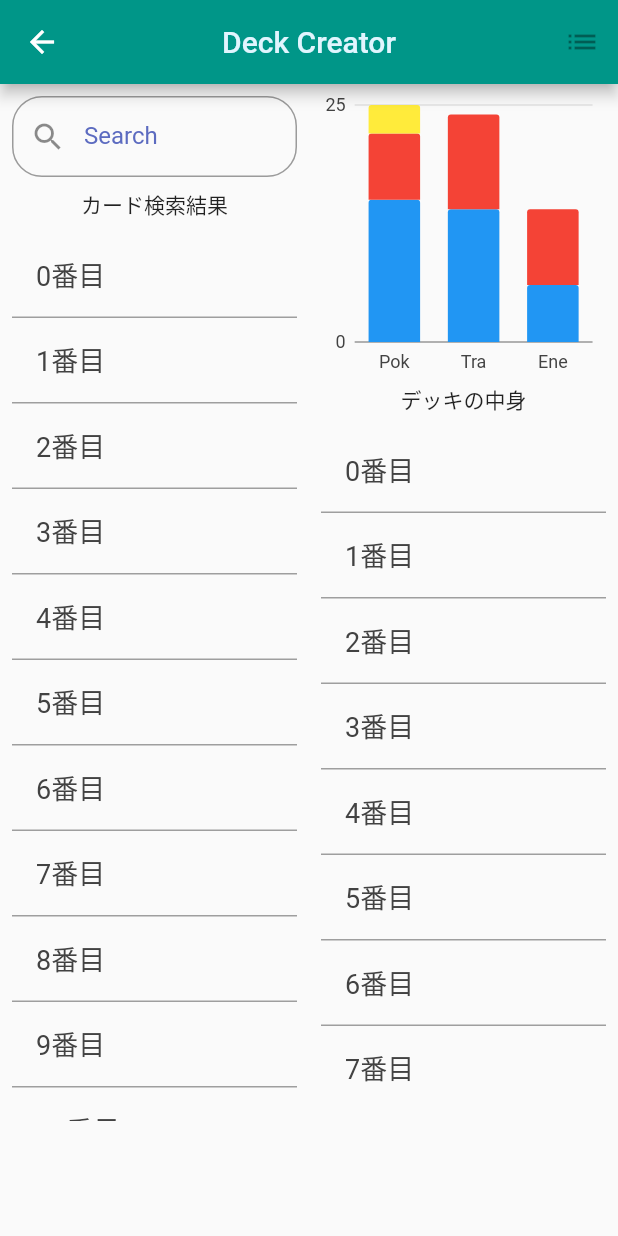
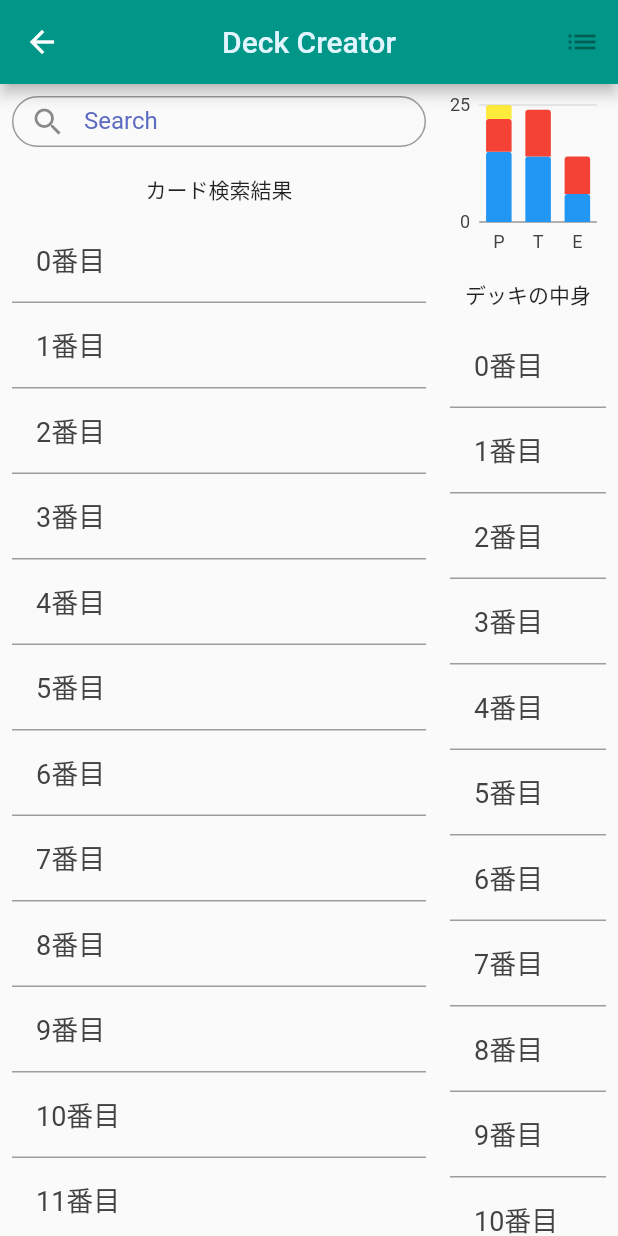
Before and after one commit to uewtwo/ptcgb_flutter, a Flutter app: the DeckCreator screen opened by its route, on a phone screen of 412 x 824 dp. Run offline on Flutter 3.47's test engine with Material 2 defaults, Android fonts, the phone set to English and light mode, and no system bars; our stand-ins replace charts_flutter, dio; generated files the repository leaves out were written again.

Commit message:
left, rightの領域修正

```diff
--- a/lib/screens/decks/deck_creator.dart
+++ b/lib/screens/decks/deck_creator.dart
@@ -12,17 +12,18 @@ class DeckCreatorState extends State<DeckCreator> {
   double customWidth;
   List deckElements; // デッキリストの元、オブジェクト化して画像とかを用意したい
 
+  final double deckContentWidth = 120.0;
+
   TextEditingController editingController = TextEditingController();
 
-  List<charts.Series> seriesList = _createSampleData();
-
-  // テストデータ
-  var listItem = ["o","t","h","o","t","h","o","t","h","o","t","h","o","t","h",];
+  List<charts.Series> seriesList;
 
   @override
   Widget build(BuildContext context) {
     screenWidth = MediaQuery.of(context).size.width;
     customWidth = screenWidth * 0.2;
+
+    seriesList = _createSampleData();
     // TODO: min, max 決めてRowに表示するカードの枚数を調整する
 
     return Scaffold(
@@ -38,49 +39,34 @@ class DeckCreatorState extends State<DeckCreator> {
             Expanded(child: Column(
               children: <Widget>[
                 _buildSearchingCard(context),
-                      Text('カード検索結果'),
+                Padding(
+                    padding: EdgeInsets.only(top: 10),
+                    child: Text('カード検索結果')),
                 Container(
-                          height: 600,
                     child: _buildDeckContents()
                 ),
-                    ],
-                  )
+              ])
             ),
-            Expanded(child: Column(
+            Container(
+              width: deckContentWidth,
+              child: Column(
                 children: <Widget>[
                   _buildDeckSummaryCharts(),
-                Text('デッキの中身'),
+                  Padding(
+                      padding: EdgeInsets.only(top: 10),
+                      child: Text('デッキの中身')),
                   Container(
-//                    width: 100,
-                    height: 450,
                       child: _buildDeckContents()
                   ),
-            ]))
               ])
-//      body: Row(
-//        children: <Widget>[
-//          Container(
-//            child: Expanded(child: Column(
-//              children: <Widget>[
-//                _buildSearchingCard(context),
-//              ],
-//            )),
-//          ),
-//          Column(
-////            mainAxisAlignment: MainAxisAlignment.spaceEvenly,
-//            children: <Widget>[
-//              _buildDeckSummaryCharts(),
-//              _buildDeckContents(),
-//            ],
-//          )
-//        ],
-//      ),
+            )
+          ])
     );
   }
 
   Widget _buildSearchingCard(BuildContext context) {
     return Container(
-        height: 70,
+        height: 50,
         child: Padding(
             padding: EdgeInsets.all(8.0),
             child: TextField(
@@ -105,9 +91,8 @@ class DeckCreatorState extends State<DeckCreator> {
 
   Widget _buildDeckSummaryCharts() {
     return Container(
-//                FIXME: 適当にサイズを決め打ちしてる、レイアウトから考える
-        width: 200,
-        height: 200,
+        width: deckContentWidth,
+        height: deckContentWidth,
         child: charts.BarChart(
           seriesList,
           animate: true,
@@ -117,11 +102,13 @@ class DeckCreatorState extends State<DeckCreator> {
   }
 
   Widget _buildDeckContents() {
-    return Expanded(child: ListView.builder(
+    return Expanded(
+        child: Scrollbar(
+          child: ListView.builder(
             itemCount: 100,
             padding: EdgeInsets.all(8),
             shrinkWrap: true,
-//        physics: NeverScrollableScrollPhysics(),
+//            physics: NeverScrollableScrollPhysics(),
             itemBuilder: (context, index) {
               return Container(
                 decoration: new BoxDecoration(
@@ -132,25 +119,29 @@ class DeckCreatorState extends State<DeckCreator> {
                 ),
               );
             },
-      ));
+          )
+        )
+      );
   }
 
   /// テストデータ
+  /// TODO: 実際のデッキの中身で置き換える
+  /// TODO: データ構造考える
   static List<charts.Series<OrdinalSales, String>> _createSampleData() {
     final desktopSalesData = [
-      new OrdinalSales('Pok', 15),
-      new OrdinalSales('Tra', 14),
-      new OrdinalSales('Ene', 6),
+      new OrdinalSales('P', 15),
+      new OrdinalSales('T', 14),
+      new OrdinalSales('E', 6),
     ];
 
     final tableSalesData = [
-      new OrdinalSales('Pok', 7),
-      new OrdinalSales('Tra', 10),
-      new OrdinalSales('Ene', 8),
+      new OrdinalSales('P', 7),
+      new OrdinalSales('T', 10),
+      new OrdinalSales('E', 8),
     ];
 
     final mobileSalesData = [
-      new OrdinalSales('Pok', 3),
+      new OrdinalSales('P', 3),
     ];
 
     return [
```
Lines whose indentation alone changed are shown as unchanged.
